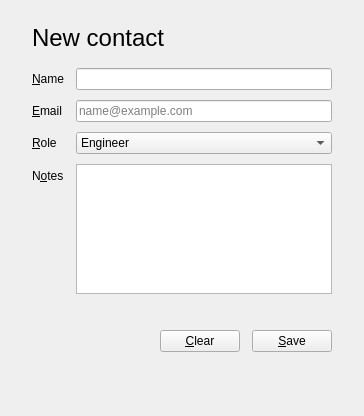
This is src/app/ui/form_page.ui in CameronBrooks11/pyside6-gui-template as Qt 5 draws it before an edit. The edited form follows.
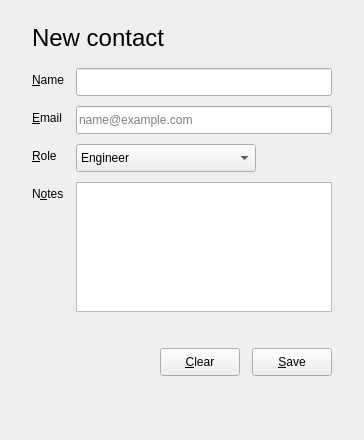
This is the edited form.

Commit message:
feat: give controls more height and match the accent button
Line edits, combo boxes, the spin box and buttons are 28 pixels high.
The role box takes a fixed width like the theme box. The main button
starts from a darker colour, since Fusion draws a button lighter than
its palette colour, and the form's error text is a lighter red on the
dark theme, set again when the theme changes.

```diff
--- a/src/app/ui/form_page.ui
+++ b/src/app/ui/form_page.ui
@@ -35,13 +35,16 @@
          <property name="text"><string>&amp;Name</string></property>
          <property name="buddy"><cstring>name_edit</cstring></property>
         </widget></item>
-        <item row="0" column="1"><widget class="QLineEdit" name="name_edit"/></item>
+        <item row="0" column="1"><widget class="QLineEdit" name="name_edit">
+          <property name="minimumSize"><size><width>0</width><height>28</height></size></property>
+         </widget></item>
         <item row="1" column="0"><widget class="QLabel" name="email_label">
          <property name="text"><string>&amp;Email</string></property>
          <property name="buddy"><cstring>email_edit</cstring></property>
         </widget></item>
         <item row="1" column="1">
          <widget class="QLineEdit" name="email_edit">
+          <property name="minimumSize"><size><width>0</width><height>28</height></size></property>
           <property name="placeholderText"><string>name@example.com</string></property>
          </widget>
         </item>
@@ -51,6 +54,8 @@
         </widget></item>
         <item row="2" column="1">
          <widget class="QComboBox" name="role_combo">
+          <property name="minimumSize"><size><width>180</width><height>28</height></size></property>
+          <property name="maximumSize"><size><width>180</width><height>16777215</height></size></property>
           <item><property name="text"><string>Engineer</string></property></item>
           <item><property name="text"><string>Designer</string></property></item>
           <item><property name="text"><string>Manager</string></property></item>
@@ -84,11 +89,13 @@
       </item>
         <item>
        <widget class="QPushButton" name="clear_button">
+          <property name="minimumSize"><size><width>0</width><height>28</height></size></property>
         <property name="text"><string>&amp;Clear</string></property>
        </widget>
       </item>
         <item>
        <widget class="QPushButton" name="save_button">
+          <property name="minimumSize"><size><width>0</width><height>28</height></size></property>
         <property name="text"><string>&amp;Save</string></property>
        </widget>
       </item>
```
The commit also changes 10 other files.
